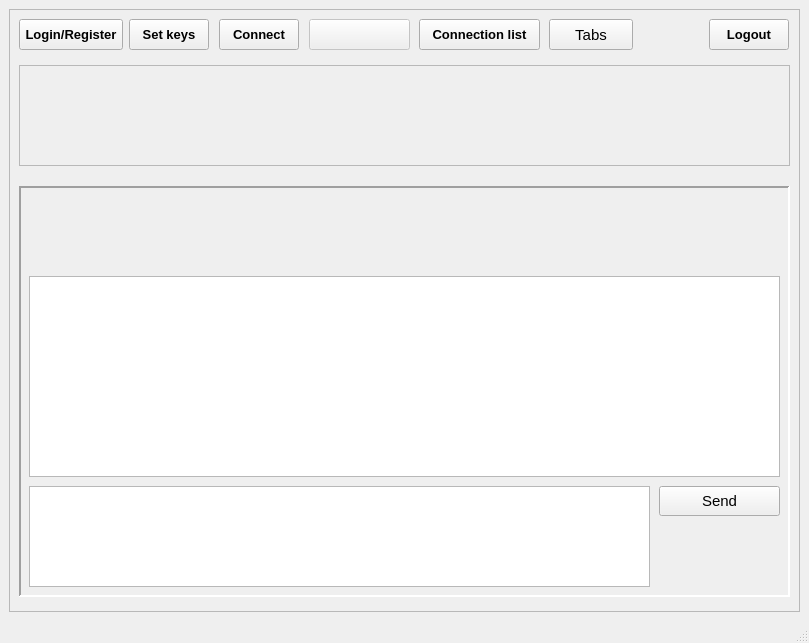
Above: mainwindow.ui from egge313/eggemesg before the change. Below: the same form after it.
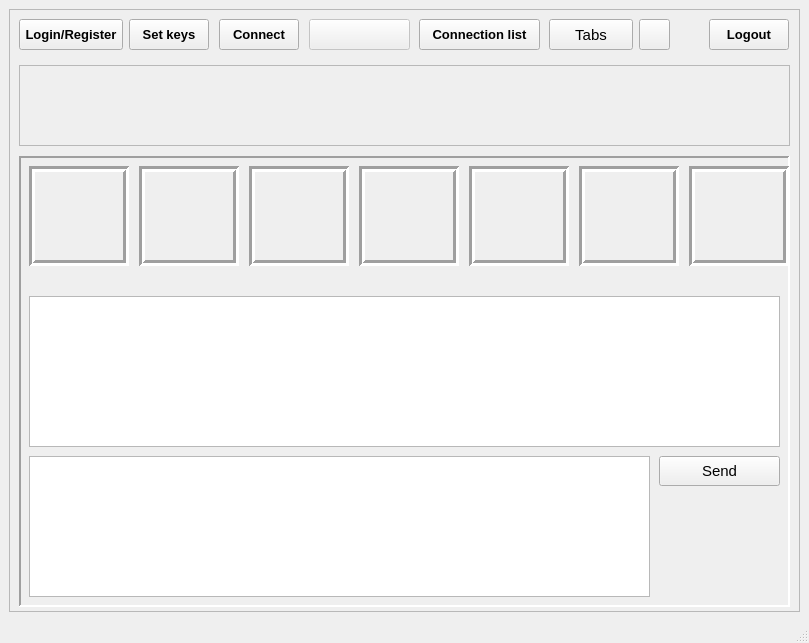
That is the form after the change. Icons and pictures are not drawn.

Commit message: Person icons for each new contact and connection.

What changed in the file:
```diff
--- a/mainwindow.ui
+++ b/mainwindow.ui
@@ -41,9 +41,15 @@
    <property name="tabletTracking">
     <bool>true</bool>
    </property>
-   <layout class="QGridLayout" name="gridLayout">
-    <item row="0" column="0">
      <widget class="QFrame" name="frame001">
+    <property name="geometry">
+     <rect>
+      <x>9</x>
+      <y>9</y>
+      <width>791</width>
+      <height>603</height>
+     </rect>
+    </property>
       <property name="sizePolicy">
        <sizepolicy hsizetype="Expanding" vsizetype="Expanding">
         <horstretch>0</horstretch>
@@ -71,7 +77,7 @@
          <x>10</x>
          <y>56</y>
          <width>771</width>
-         <height>101</height>
+       <height>81</height>
         </rect>
        </property>
        <property name="frameShape">
@@ -98,9 +104,9 @@
        <property name="geometry">
         <rect>
          <x>10</x>
-         <y>177</y>
+       <y>147</y>
          <width>771</width>
-         <height>411</height>
+       <height>451</height>
         </rect>
        </property>
        <property name="frameShape">
@@ -116,9 +122,9 @@
         <property name="geometry">
          <rect>
           <x>10</x>
-          <y>90</y>
+        <y>140</y>
           <width>751</width>
-          <height>201</height>
+        <height>151</height>
          </rect>
         </property>
        </widget>
@@ -128,7 +134,7 @@
           <x>10</x>
           <y>300</y>
           <width>621</width>
-          <height>101</height>
+        <height>141</height>
          </rect>
         </property>
         <property name="minimumSize">
@@ -157,6 +163,293 @@
          <string>Send</string>
         </property>
        </widget>
+     <widget class="QLabel" name="labelIcon1">
+      <property name="geometry">
+       <rect>
+        <x>10</x>
+        <y>10</y>
+        <width>100</width>
+        <height>100</height>
+       </rect>
+      </property>
+      <property name="mouseTracking">
+       <bool>true</bool>
+      </property>
+      <property name="frameShape">
+       <enum>QFrame::Shape::Box</enum>
+      </property>
+      <property name="frameShadow">
+       <enum>QFrame::Shadow::Sunken</enum>
+      </property>
+      <property name="lineWidth">
+       <number>3</number>
+      </property>
+      <property name="text">
+       <string/>
+      </property>
+     </widget>
+     <widget class="QLabel" name="labelIcon2">
+      <property name="geometry">
+       <rect>
+        <x>120</x>
+        <y>10</y>
+        <width>100</width>
+        <height>100</height>
+       </rect>
+      </property>
+      <property name="mouseTracking">
+       <bool>true</bool>
+      </property>
+      <property name="frameShape">
+       <enum>QFrame::Shape::Box</enum>
+      </property>
+      <property name="frameShadow">
+       <enum>QFrame::Shadow::Sunken</enum>
+      </property>
+      <property name="lineWidth">
+       <number>3</number>
+      </property>
+      <property name="text">
+       <string/>
+      </property>
+     </widget>
+     <widget class="QLabel" name="labelIcon3">
+      <property name="geometry">
+       <rect>
+        <x>230</x>
+        <y>10</y>
+        <width>100</width>
+        <height>100</height>
+       </rect>
+      </property>
+      <property name="mouseTracking">
+       <bool>true</bool>
+      </property>
+      <property name="frameShape">
+       <enum>QFrame::Shape::Box</enum>
+      </property>
+      <property name="frameShadow">
+       <enum>QFrame::Shadow::Sunken</enum>
+      </property>
+      <property name="lineWidth">
+       <number>3</number>
+      </property>
+      <property name="text">
+       <string/>
+      </property>
+     </widget>
+     <widget class="QLabel" name="labelIcon4">
+      <property name="geometry">
+       <rect>
+        <x>340</x>
+        <y>10</y>
+        <width>100</width>
+        <height>100</height>
+       </rect>
+      </property>
+      <property name="mouseTracking">
+       <bool>true</bool>
+      </property>
+      <property name="frameShape">
+       <enum>QFrame::Shape::Box</enum>
+      </property>
+      <property name="frameShadow">
+       <enum>QFrame::Shadow::Sunken</enum>
+      </property>
+      <property name="lineWidth">
+       <number>3</number>
+      </property>
+      <property name="text">
+       <string/>
+      </property>
+     </widget>
+     <widget class="QLabel" name="labelIcon5">
+      <property name="geometry">
+       <rect>
+        <x>450</x>
+        <y>10</y>
+        <width>100</width>
+        <height>100</height>
+       </rect>
+      </property>
+      <property name="mouseTracking">
+       <bool>true</bool>
+      </property>
+      <property name="frameShape">
+       <enum>QFrame::Shape::Box</enum>
+      </property>
+      <property name="frameShadow">
+       <enum>QFrame::Shadow::Sunken</enum>
+      </property>
+      <property name="lineWidth">
+       <number>3</number>
+      </property>
+      <property name="text">
+       <string/>
+      </property>
+     </widget>
+     <widget class="QLabel" name="labelIcon6">
+      <property name="geometry">
+       <rect>
+        <x>560</x>
+        <y>10</y>
+        <width>100</width>
+        <height>100</height>
+       </rect>
+      </property>
+      <property name="mouseTracking">
+       <bool>true</bool>
+      </property>
+      <property name="frameShape">
+       <enum>QFrame::Shape::Box</enum>
+      </property>
+      <property name="frameShadow">
+       <enum>QFrame::Shadow::Sunken</enum>
+      </property>
+      <property name="lineWidth">
+       <number>3</number>
+      </property>
+      <property name="text">
+       <string/>
+      </property>
+     </widget>
+     <widget class="QLabel" name="labelIcon7">
+      <property name="geometry">
+       <rect>
+        <x>670</x>
+        <y>10</y>
+        <width>100</width>
+        <height>100</height>
+       </rect>
+      </property>
+      <property name="mouseTracking">
+       <bool>true</bool>
+      </property>
+      <property name="frameShape">
+       <enum>QFrame::Shape::Box</enum>
+      </property>
+      <property name="frameShadow">
+       <enum>QFrame::Shadow::Sunken</enum>
+      </property>
+      <property name="lineWidth">
+       <number>3</number>
+      </property>
+      <property name="text">
+       <string/>
+      </property>
+     </widget>
+     <widget class="QLabel" name="labelIconTxt1">
+      <property name="geometry">
+       <rect>
+        <x>10</x>
+        <y>110</y>
+        <width>94</width>
+        <height>20</height>
+       </rect>
+      </property>
+      <property name="text">
+       <string/>
+      </property>
+      <property name="alignment">
+       <set>Qt::AlignmentFlag::AlignCenter</set>
+      </property>
+     </widget>
+     <widget class="QLabel" name="labelIconTxt2">
+      <property name="geometry">
+       <rect>
+        <x>120</x>
+        <y>110</y>
+        <width>94</width>
+        <height>20</height>
+       </rect>
+      </property>
+      <property name="text">
+       <string/>
+      </property>
+      <property name="alignment">
+       <set>Qt::AlignmentFlag::AlignCenter</set>
+      </property>
+     </widget>
+     <widget class="QLabel" name="labelIconTxt3">
+      <property name="geometry">
+       <rect>
+        <x>230</x>
+        <y>110</y>
+        <width>94</width>
+        <height>20</height>
+       </rect>
+      </property>
+      <property name="text">
+       <string/>
+      </property>
+      <property name="alignment">
+       <set>Qt::AlignmentFlag::AlignCenter</set>
+      </property>
+     </widget>
+     <widget class="QLabel" name="labelIconTxt4">
+      <property name="geometry">
+       <rect>
+        <x>340</x>
+        <y>110</y>
+        <width>94</width>
+        <height>20</height>
+       </rect>
+      </property>
+      <property name="text">
+       <string/>
+      </property>
+      <property name="alignment">
+       <set>Qt::AlignmentFlag::AlignCenter</set>
+      </property>
+     </widget>
+     <widget class="QLabel" name="labelIconTxt5">
+      <property name="geometry">
+       <rect>
+        <x>450</x>
+        <y>110</y>
+        <width>94</width>
+        <height>20</height>
+       </rect>
+      </property>
+      <property name="text">
+       <string/>
+      </property>
+      <property name="alignment">
+       <set>Qt::AlignmentFlag::AlignCenter</set>
+      </property>
+     </widget>
+     <widget class="QLabel" name="labelIconTxt6">
+      <property name="geometry">
+       <rect>
+        <x>560</x>
+        <y>110</y>
+        <width>94</width>
+        <height>20</height>
+       </rect>
+      </property>
+      <property name="text">
+       <string/>
+      </property>
+      <property name="alignment">
+       <set>Qt::AlignmentFlag::AlignCenter</set>
+      </property>
+     </widget>
+     <widget class="QLabel" name="labelIconTxt7">
+      <property name="geometry">
+       <rect>
+        <x>670</x>
+        <y>110</y>
+        <width>94</width>
+        <height>20</height>
+       </rect>
+      </property>
+      <property name="text">
+       <string/>
+      </property>
+      <property name="alignment">
+       <set>Qt::AlignmentFlag::AlignCenter</set>
+      </property>
+     </widget>
       </widget>
       <widget class="QPushButton" name="pushButtonLogin">
        <property name="geometry">
@@ -383,9 +676,29 @@
         <string>Connection list</string>
        </property>
       </widget>
-     </widget>
-    </item>
-   </layout>
+    <widget class="QPushButton" name="pushButtonInfo">
+     <property name="geometry">
+      <rect>
+       <x>630</x>
+       <y>10</y>
+       <width>31</width>
+       <height>31</height>
+      </rect>
+     </property>
+     <property name="text">
+      <string/>
+     </property>
+     <property name="icon">
+      <iconset theme="QIcon::ThemeIcon::DialogInformation"/>
+     </property>
+     <property name="iconSize">
+      <size>
+       <width>25</width>
+       <height>25</height>
+      </size>
+     </property>
+    </widget>
+   </widget>
   </widget>
   <widget class="QStatusBar" name="statusbar"/>
  </widget>
```
Lines whose indentation alone changed are shown as unchanged. The commit also changes 40 other files.
